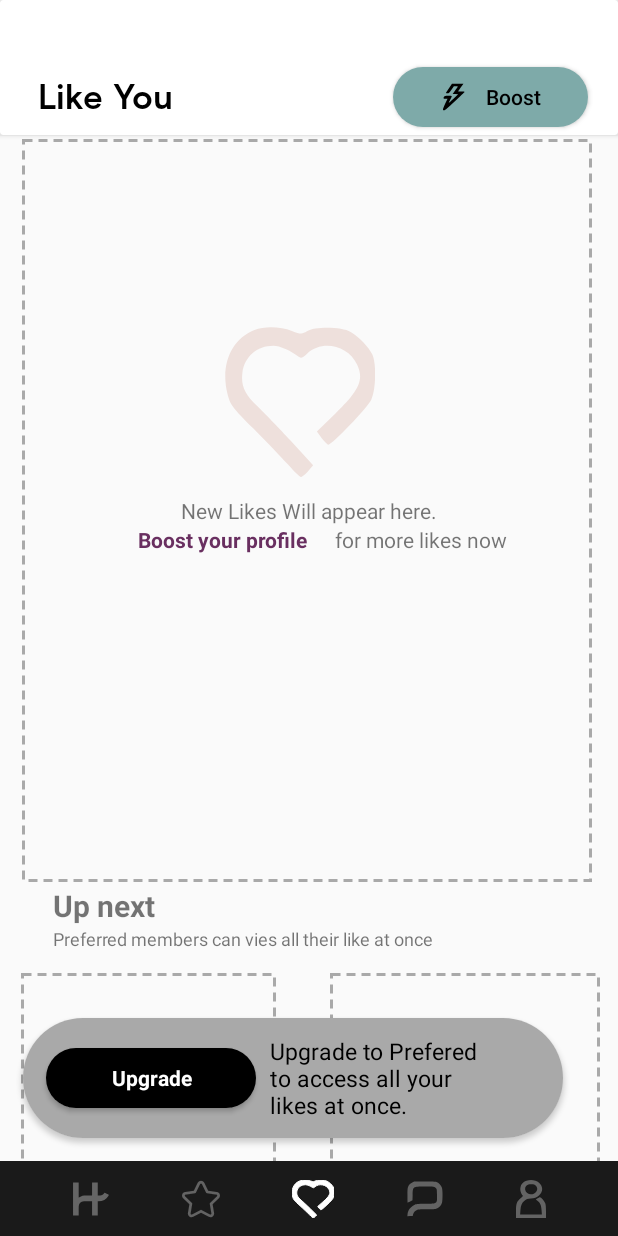
After one commit to diya31656/Hinge, an Android app: the Like_you_Activity screen opened directly, with no data from a screen before it, on a phone screen of 412 x 824 dp. The commit adds this screen. Run offline under Robolectric (Android 15) with nearby library versions, the phone set to English and light mode, and no system bars.

Commit message:
"Like_you_screen"

```diff
--- /dev/null
+++ b/app/src/main/java/com/example/hinge/Like_you_Activity.java
@@ -0,0 +1,14 @@
+package com.example.hinge;
+
+import androidx.appcompat.app.AppCompatActivity;
+
+import android.os.Bundle;
+
+public class Like_you_Activity extends AppCompatActivity {
+
+    @Override
+    protected void onCreate(Bundle savedInstanceState) {
+        super.onCreate(savedInstanceState);
+        setContentView(R.layout.activity_like_you_);
+    }
+}
--- /dev/null
+++ b/app/src/main/res/drawable/doted_rectangle.xml
@@ -0,0 +1,9 @@
+<?xml version="1.0" encoding="utf-8"?>
+<shape xmlns:android="http://schemas.android.com/apk/res/android"
+    android:shape="rectangle">
+    <stroke
+        android:width="2dp"
+        android:color="@color/line"
+        android:dashGap="4dp"
+        android:dashWidth="6dp"/>
+</shape>
--- /dev/null
+++ b/app/src/main/res/drawable/heart_pink.xml
@@ -0,0 +1,10 @@
+<vector xmlns:android="http://schemas.android.com/apk/res/android"
+    android:width="100dp"
+    android:height="100dp"
+    android:viewportWidth="80"
+    android:viewportHeight="72">
+    <path
+        android:pathData="M15.7,1.4c-12.6,4.5 -18.4,17.2 -14.2,31.3 1.4,4.6 2.8,6.3 13.8,16.1 6.7,6.1 14.9,13.8 18.2,17.1 3.3,3.4 6.4,6.1 7,6.1 0.6,-0 2.3,-1.3 3.8,-2.8l2.7,-2.8 -11.7,-11.5c-6.5,-6.3 -14.6,-13.8 -18,-16.8 -6.8,-5.9 -8.9,-9.9 -8,-16.2 1,-7.6 7.8,-12.9 16.5,-12.9 3.4,-0 9.5,2.4 13.3,5.2 1.4,0.9 2.2,0.7 4.8,-1.5 8,-6.7 21.8,-3.9 26.6,5.4 3.7,7.1 1.2,12.3 -11.6,23.4l-9.9,8.7 2.6,3.2c1.5,1.7 3.1,3.1 3.5,3.1 2,-0 21.1,-18 22.9,-21.6 2.5,-4.7 2.8,-17.5 0.6,-21.7 -1.9,-3.5 -7.2,-8.5 -11.6,-10.8 -4.6,-2.5 -19.1,-2.7 -23.3,-0.3 -2.6,1.4 -3.3,1.4 -8,-0.2 -6.1,-2.2 -14.7,-2.3 -20,-0.5z"
+        android:fillColor="#eee0dc"
+        android:strokeColor="#00000000"/>
+</vector>
--- /dev/null
+++ b/app/src/main/res/drawable/hinge_black.xml
@@ -0,0 +1,5 @@
+<vector android:height="25dp" android:viewportHeight="1390"
+    android:viewportWidth="1390" android:width="25dp" xmlns:android="http://schemas.android.com/apk/res/android">
+    <path android:fillColor="#656565"
+        android:pathData="M38,695l0,607 103.5,-0 103.5,-0 0,-158.8c0,-95.2 0.4,-164.1 1,-172.2 7.1,-96.1 41.9,-151.5 111.5,-177.5 20.4,-7.7 48.1,-13.3 81.5,-16.6 7.8,-0.8 56.9,-1.3 153.3,-1.6l141.7,-0.4 0,263.5 0,263.6 104,-0 104,-0 0,-263.5 0,-263.5 22.8,-0c169.6,-0.1 288.2,-63 364.9,-193.5 10.6,-17.9 22.9,-43.3 21.7,-44.5 -1.9,-1.9 -163.7,-74.1 -164.4,-73.3 -0.4,0.4 -3.1,4.4 -6,8.8 -8.5,12.8 -18,24.2 -29.7,35.6 -42.8,41.9 -93,56.8 -191,56.9l-18.3,-0 0,-238.5 0,-238.5 -104,-0 -104,-0 0,238.4 0,238.5 -124.7,0.4c-125.9,0.4 -129.8,0.5 -160.3,4.3 -43.6,5.4 -88.5,16.9 -122.9,31.3 -25.5,10.7 -53.2,25.8 -71.9,39.2 -4.5,3.2 -8.5,5.9 -8.7,5.9 -0.3,-0 -0.5,-125.6 -0.5,-279l0,-279 -103.5,-0 -103.5,-0 0,607z" android:strokeColor="#00000000"/>
+</vector>
--- /dev/null
+++ b/app/src/main/res/drawable/like_white.xml
@@ -0,0 +1,11 @@
+<vector xmlns:android="http://schemas.android.com/apk/res/android"
+    android:width="27.8dp"
+    android:height="25dp"
+    android:viewportWidth="80"
+    android:viewportHeight="72">
+    <path
+        android:pathData="M15.7,1.4c-12.6,4.5 -18.4,17.2 -14.2,31.3 1.4,4.6 2.8,6.3 13.8,16.1 6.7,6.1 14.9,13.8 18.2,17.1 3.3,3.4 6.4,6.1 7,6.1 0.6,-0 2.3,-1.3 3.8,-2.8l2.7,-2.8 -11.7,-11.5c-6.5,-6.3 -14.6,-13.8 -18,-16.8 -6.8,-5.9 -8.9,-9.9 -8,-16.2 1,-7.6 7.8,-12.9 16.5,-12.9 3.4,-0 9.5,2.4 13.3,5.2 1.4,0.9 2.2,0.7 4.8,-1.5 8,-6.7 21.8,-3.9 26.6,5.4 3.7,7.1 1.2,12.3 -11.6,23.4l-9.9,8.7 2.6,3.2c1.5,1.7 3.1,3.1 3.5,3.1 2,-0 21.1,-18 22.9,-21.6 2.5,-4.7 2.8,-17.5 0.6,-21.7 -1.9,-3.5 -7.2,-8.5 -11.6,-10.8 -4.6,-2.5 -19.1,-2.7 -23.3,-0.3 -2.6,1.4 -3.3,1.4 -8,-0.2 -6.1,-2.2 -14.7,-2.3 -20,-0.5z"
+        android:fillColor="#ffffff"
+        android:strokeColor="#ffffff"/>
+
+</vector>
--- /dev/null
+++ b/app/src/main/res/layout/activity_like_you_.xml
@@ -0,0 +1,366 @@
+<?xml version="1.0" encoding="utf-8"?>
+<androidx.constraintlayout.widget.ConstraintLayout xmlns:android="http://schemas.android.com/apk/res/android"
+    xmlns:app="http://schemas.android.com/apk/res-auto"
+    xmlns:tools="http://schemas.android.com/tools"
+    android:layout_width="match_parent"
+    android:layout_height="match_parent"
+    tools:context=".Like_you_Activity">
+    <androidx.cardview.widget.CardView
+        android:id="@+id/cardView"
+        style="@style/Like_you_cardView"
+        app:layout_constraintEnd_toEndOf="parent"
+        app:layout_constraintStart_toStartOf="parent"
+        app:layout_constraintTop_toTopOf="parent">
+
+        <TextView
+            android:id="@+id/tvName_discover"
+            style="@style/discover_title_textStyle"
+            android:layout_marginTop="20dp"
+            android:text="@string/like_you"
+            android:textColor="@color/black" />
+
+        <Button
+            android:id="@+id/button"
+            android:layout_width="130dp"
+            android:layout_height="40dp"
+            android:background="@drawable/boost_rectangle"
+            android:text="@string/boost"
+            android:textColor="@color/black"
+            android:textSize="14sp"
+            android:layout_marginTop="20dp"
+            android:drawablePadding="-20dp"
+            android:layout_gravity="center|end"
+            android:layout_marginRight="20dp"
+            android:textAllCaps="false"
+            android:drawableLeft="@drawable/ic_lightning_bolt_black"
+            android:paddingLeft="30dp"
+            app:layout_constraintBottom_toBottomOf="parent"
+            app:layout_constraintEnd_toEndOf="parent"
+            app:layout_constraintHorizontal_bias="0.896"
+            app:layout_constraintStart_toStartOf="parent"
+            app:layout_constraintTop_toTopOf="parent"
+            app:layout_constraintVertical_bias="0.082" />
+    </androidx.cardview.widget.CardView>
+    <ScrollView
+        android:id="@+id/scrollView2"
+        android:layout_width="match_parent"
+        android:layout_height="0dp"
+        android:scrollbars="none"
+        app:layout_constraintBottom_toTopOf="@id/bottomActionbarDiscover"
+        app:layout_constraintTop_toBottomOf="@+id/cardView">
+
+        <LinearLayout
+            android:layout_width="match_parent"
+            android:layout_height="wrap_content"
+            android:orientation="vertical">
+
+
+
+
+                <androidx.constraintlayout.widget.ConstraintLayout
+                    android:layout_width="match_parent"
+                    android:layout_height="500dp">
+
+                    <TextView
+                        android:id="@+id/textView12"
+                        android:layout_width="wrap_content"
+                        android:layout_height="wrap_content"
+                        android:text="@string/new_likes_will_appear_here"
+                        app:layout_constraintBottom_toBottomOf="parent"
+                        app:layout_constraintEnd_toEndOf="parent"
+                        app:layout_constraintStart_toStartOf="parent"
+                        app:layout_constraintTop_toTopOf="parent" />
+
+                    <TextView
+                        android:layout_width="wrap_content"
+                        android:layout_height="wrap_content"
+                        android:text="Boost your profile"
+                        android:textColor="@color/faceBook_btn_background"
+                        android:textStyle="bold"
+                        app:layout_constraintBottom_toBottomOf="parent"
+                        app:layout_constraintEnd_toEndOf="parent"
+                        app:layout_constraintHorizontal_bias="0.308"
+                        app:layout_constraintStart_toStartOf="parent"
+                        app:layout_constraintTop_toBottomOf="@+id/textView12"
+                        app:layout_constraintVertical_bias="0.0" />
+
+                    <TextView
+                        android:layout_width="wrap_content"
+                        android:layout_height="wrap_content"
+                        android:text="@string/for_more_likes_now"
+                        app:layout_constraintBottom_toBottomOf="parent"
+                        app:layout_constraintEnd_toEndOf="parent"
+                        app:layout_constraintHorizontal_bias="0.75"
+                        app:layout_constraintStart_toStartOf="parent"
+                        app:layout_constraintTop_toBottomOf="@+id/textView12"
+                        app:layout_constraintVertical_bias="0.0" />
+
+                    <TextView
+                        android:id="@+id/textView18"
+                        android:layout_width="380dp"
+                        android:layout_height="495dp"
+                        android:background="@drawable/doted_rectangle"
+                        app:layout_constraintBottom_toBottomOf="parent"
+                        app:layout_constraintEnd_toEndOf="parent"
+                        app:layout_constraintHorizontal_bias="0.461"
+                        app:layout_constraintStart_toStartOf="parent"
+                        app:layout_constraintTop_toTopOf="parent"
+                        app:layout_constraintVertical_bias="0.6" />
+
+                    <ImageView
+                        android:layout_width="wrap_content"
+                        android:layout_height="wrap_content"
+                        android:background="@drawable/heart_pink"
+                        app:layout_constraintBottom_toBottomOf="parent"
+                        app:layout_constraintEnd_toEndOf="@+id/textView18"
+                        app:layout_constraintHorizontal_bias="0.51"
+                        app:layout_constraintStart_toStartOf="parent"
+                        app:layout_constraintTop_toTopOf="parent"
+                        app:layout_constraintVertical_bias="0.32" />
+
+
+                </androidx.constraintlayout.widget.ConstraintLayout>
+            <TextView
+                android:layout_width="wrap_content"
+                android:layout_height="wrap_content"
+                android:text="@string/up_next"
+                android:textStyle="bold"
+                android:textSize="20sp"
+                android:fontFamily="sans-serif"
+                android:layout_marginStart="35dp"/>
+            <TextView
+                android:layout_width="wrap_content"
+                android:layout_height="wrap_content"
+                android:text="@string/preferred_members_can_vies_all_their_like_at_once"
+                android:layout_marginStart="35dp"
+                android:textSize="12sp"/>
+
+
+
+
+
+                <androidx.constraintlayout.widget.ConstraintLayout
+                    style="@style/discover_elements_cardView_style"
+                    android:layout_height="300dp"
+                    android:layout_width="match_parent">
+
+                    <TextView
+                        android:layout_width="170dp"
+                        android:layout_height="295dp"
+                        android:background="@drawable/doted_rectangle"
+                        app:layout_constraintBottom_toBottomOf="parent"
+                        app:layout_constraintEnd_toEndOf="parent"
+                        app:layout_constraintHorizontal_bias="0.01"
+                        app:layout_constraintStart_toStartOf="parent"
+                        app:layout_constraintTop_toTopOf="parent"
+                        app:layout_constraintVertical_bias="0.6" />
+
+                    <TextView
+                        android:layout_width="180dp"
+                        android:layout_height="295dp"
+                        android:background="@drawable/doted_rectangle"
+                        app:layout_constraintBottom_toBottomOf="parent"
+                        app:layout_constraintEnd_toEndOf="parent"
+                        app:layout_constraintHorizontal_bias="1.0"
+                        app:layout_constraintStart_toStartOf="parent"
+                        app:layout_constraintTop_toTopOf="parent"
+                        app:layout_constraintVertical_bias="0.6" />
+
+
+                </androidx.constraintlayout.widget.ConstraintLayout>
+
+
+
+
+
+
+
+
+            <androidx.cardview.widget.CardView
+                android:id="@+id/cvUserDetail"
+                style="@style/discover_elements_cardView_style"
+                app:cardCornerRadius="@dimen/discover_elements_cardView_cornerRadius">
+
+                <LinearLayout
+                    android:layout_width="match_parent"
+                    android:layout_height="wrap_content"
+                    android:orientation="vertical">
+
+                    <HorizontalScrollView
+                        android:id="@+id/HorizontalScrollview"
+                        android:layout_width="match_parent"
+                        android:layout_height="wrap_content"
+                        android:scrollbars="none"
+                        app:layout_constraintEnd_toEndOf="parent"
+                        app:layout_constraintStart_toStartOf="parent"
+                        app:layout_constraintTop_toTopOf="parent">
+
+                        <LinearLayout
+                            android:layout_width="wrap_content"
+                            android:layout_height="match_parent">
+
+
+                        </LinearLayout>
+
+                    </HorizontalScrollView>
+
+
+                </LinearLayout>
+
+            </androidx.cardview.widget.CardView>
+
+            <androidx.cardview.widget.CardView
+                android:id="@+id/cvUserImagecard3"
+                style="@style/discover_elements_cardView_style"
+                app:cardCornerRadius="@dimen/discover_elements_cardView_cornerRadius">
+
+
+
+            </androidx.cardview.widget.CardView>
+
+            <androidx.cardview.widget.CardView
+                style="@style/discover_elements_cardView_style"
+                app:cardCornerRadius="@dimen/discover_elements_cardView_cornerRadius">
+
+
+            </androidx.cardview.widget.CardView>
+
+            <androidx.cardview.widget.CardView
+                style="@style/discover_elements_cardView_style"
+                app:cardCornerRadius="@dimen/discover_elements_cardView_cornerRadius">
+
+
+            </androidx.cardview.widget.CardView>
+
+
+
+            <androidx.cardview.widget.CardView
+                android:id="@+id/cvUserImagecard6"
+                style="@style/discover_elements_cardView_style"
+                app:cardCornerRadius="@dimen/discover_elements_cardView_cornerRadius">
+
+
+
+            </androidx.cardview.widget.CardView>
+
+        </LinearLayout>
+
+    </ScrollView>
+
+    <View
+        android:id="@+id/bottomActionbarDiscover"
+        style="@style/btoom_action_bar_style"
+        app:layout_constraintBottom_toBottomOf="parent"
+        app:layout_constraintEnd_toEndOf="parent"
+        app:layout_constraintStart_toStartOf="parent" />
+
+    <ImageView
+        android:id="@+id/ivhingeDiscoverScreen"
+        android:layout_width="wrap_content"
+        android:layout_height="wrap_content"
+        android:src="@drawable/hinge_black"
+        app:layout_constraintBottom_toBottomOf="@id/bottomActionbarDiscover"
+        app:layout_constraintEnd_toStartOf="@+id/ivStarDiscoverScreen"
+        app:layout_constraintHorizontal_bias="0.5"
+        app:layout_constraintStart_toStartOf="parent"
+        app:layout_constraintTop_toTopOf="@id/bottomActionbarDiscover" />
+
+    <ImageView
+        android:id="@+id/ivStarDiscoverScreen"
+        android:layout_width="wrap_content"
+        android:layout_height="wrap_content"
+        android:src="@drawable/ic_star_bottom_action"
+        app:layout_constraintBottom_toBottomOf="@id/bottomActionbarDiscover"
+        app:layout_constraintEnd_toStartOf="@+id/ivHeartDiscoverScreen"
+        app:layout_constraintHorizontal_bias="0.5"
+        app:layout_constraintStart_toEndOf="@+id/ivhingeDiscoverScreen"
+        app:layout_constraintTop_toTopOf="@id/bottomActionbarDiscover" />
+
+    <ImageView
+        android:id="@+id/ivHeartDiscoverScreen"
+        android:layout_width="wrap_content"
+        android:layout_height="wrap_content"
+        android:src="@drawable/like_white"
+        app:layout_constraintBottom_toBottomOf="@id/bottomActionbarDiscover"
+        app:layout_constraintEnd_toStartOf="@+id/ivMessagetDiscoverScreen"
+        app:layout_constraintHorizontal_bias="0.5"
+        app:layout_constraintStart_toEndOf="@+id/ivStarDiscoverScreen"
+        app:layout_constraintTop_toTopOf="@id/bottomActionbarDiscover" />
+
+    <ImageView
+        android:id="@+id/ivMessagetDiscoverScreen"
+        android:layout_width="wrap_content"
+        android:layout_height="wrap_content"
+        android:src="@drawable/ic_message_bottom_action"
+        app:layout_constraintBottom_toBottomOf="@id/bottomActionbarDiscover"
+        app:layout_constraintEnd_toStartOf="@+id/ivSettingsDiscoverScreen"
+        app:layout_constraintHorizontal_bias="0.5"
+        app:layout_constraintStart_toEndOf="@+id/ivHeartDiscoverScreen"
+        app:layout_constraintTop_toTopOf="@id/bottomActionbarDiscover" />
+
+    <ImageView
+        android:id="@+id/ivSettingsDiscoverScreen"
+        android:layout_width="wrap_content"
+        android:layout_height="wrap_content"
+        android:src="@drawable/ic_setting_bottom_action"
+        app:layout_constraintBottom_toBottomOf="@id/bottomActionbarDiscover"
+        app:layout_constraintEnd_toEndOf="parent"
+        app:layout_constraintHorizontal_bias="0.5"
+        app:layout_constraintStart_toEndOf="@+id/ivMessagetDiscoverScreen"
+        app:layout_constraintTop_toTopOf="@id/bottomActionbarDiscover" />
+    <androidx.cardview.widget.CardView
+        android:layout_width="wrap_content"
+        android:layout_height="wrap_content"
+        android:layout_margin="@dimen/like_button_margin"
+        android:background="@color/text_white"
+        app:cardCornerRadius="@dimen/discover_element_like_background_radiaus"
+        app:layout_constraintBottom_toTopOf="@id/bottomActionbarDiscover"
+        app:layout_constraintStart_toStartOf="parent">
+
+        <TextView
+            android:id="@+id/textView10"
+            android:layout_width="360dp"
+            android:layout_height="80dp"
+            android:background="@drawable/learn_more"
+            app:layout_constraintBottom_toBottomOf="parent"
+            app:layout_constraintEnd_toEndOf="parent"
+            app:layout_constraintHorizontal_bias="0.495"
+            app:layout_constraintStart_toStartOf="parent"
+            app:layout_constraintTop_toBottomOf="@+id/button2"
+            app:layout_constraintVertical_bias="0.185" />
+        <Button
+            android:id="@+id/button5"
+            android:layout_width="140dp"
+            android:layout_height="40dp"
+            android:background="@drawable/learnmore2"
+            android:fontFamily="sans-serif"
+            android:layout_gravity="center|start"
+            android:layout_marginLeft="15dp"
+            android:text="@string/upgrade"
+            android:textAllCaps="false"
+            android:textColor="@color/white"
+            android:textStyle="bold"
+           />
+        <TextView
+            android:id="@+id/textView15"
+            android:layout_width="150dp"
+            android:layout_height="wrap_content"
+            android:fontFamily="sans-serif"
+            android:text="Upgrade to Prefered to access all your likes at once."
+            android:textColor="@color/black"
+            android:layout_gravity="center|end"
+            android:layout_marginRight="45dp"
+            android:textSize="15dp"
+            app:layout_constraintBottom_toBottomOf="@+id/textView10"
+            app:layout_constraintEnd_toEndOf="@+id/textView10"
+            app:layout_constraintHorizontal_bias="0.825"
+            app:layout_constraintStart_toStartOf="@+id/textView10"
+            app:layout_constraintTop_toBottomOf="@+id/button2"
+            app:layout_constraintVertical_bias="0.6" />
+    </androidx.cardview.widget.CardView>
+
+
+
+
+
+</androidx.constraintlayout.widget.ConstraintLayout>
--- a/app/src/main/res/values/strings.xml
+++ b/app/src/main/res/values/strings.xml
@@ -60,8 +60,12 @@
     <string name="my_cool_pic_with_my_cool_phone">My cool pic with my cool phone.</string>
     <string name="my_ex_build_brawl_stars">My ex build Brawl Stars.</string>
     <string name="the_way_to_win_me_over_is">The way to win me over is</string>
-
-
+    <string name="like_you">Like You</string>
+    <string name="new_likes_will_appear_here">New Likes Will appear here.</string>
+    <string name="for_more_likes_now">for more likes now</string>
+    <string name="upgrade">Upgrade</string>
+    <string name="preferred_members_can_vies_all_their_like_at_once">Preferred members can vies all their like at once</string>
+    <string name="up_next">Up next</string>
 
 
 </resources>
--- a/app/src/main/res/values/styles.xml
+++ b/app/src/main/res/values/styles.xml
@@ -46,6 +46,11 @@
         <item name="android:layout_height">@dimen/actionbar_cardview_height</item>
         <item name="android:elevation">@dimen/actionbar_card_elevation</item>
     </style>
+    <style name="Like_you_cardView">
+        <item name="android:layout_width">match_parent</item>
+        <item name="android:layout_height">90dp</item>
+        <item name="android:elevation">@dimen/actionbar_card_elevation</item>
+    </style>
 
     <style name="discover_title_textStyle">
         <item name="android:layout_width">wrap_content</item>
@@ -65,6 +70,7 @@
         <item name="android:layout_marginEnd">@dimen/overflow_icon_margin</item>
         <item name="android:layout_marginBottom">@dimen/overflow_icon_margin</item>
     </style>
+
 
     <style name="left_arrow">
         <item name="android:layout_width">wrap_content</item>
```
Also changed, not shown: app/src/main/AndroidManifest.xml (+3 -14 lines), app/src/main/java/com/example/hinge/MainActivity.java (line endings or trailing spaces).
